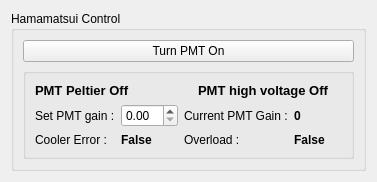
The window that acq4/devices/HamamatsuPMT/hamamatsuPMTTemplate.ui (mgraupe/acq4) describes before a commit, drawn with Qt 5.
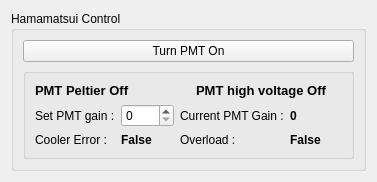
The same window after the commit.

Commit message: turned double in normal spinbox

```diff
--- a/acq4/devices/HamamatsuPMT/hamamatsuPMTTemplate.ui
+++ b/acq4/devices/HamamatsuPMT/hamamatsuPMTTemplate.ui
@@ -125,7 +125,7 @@
           </widget>
          </item>
          <item row="1" column="1">
-          <widget class="QDoubleSpinBox" name="gainSpin"/>
+          <widget class="QSpinBox" name="spinBox"/>
          </item>
         </layout>
        </widget>
```
